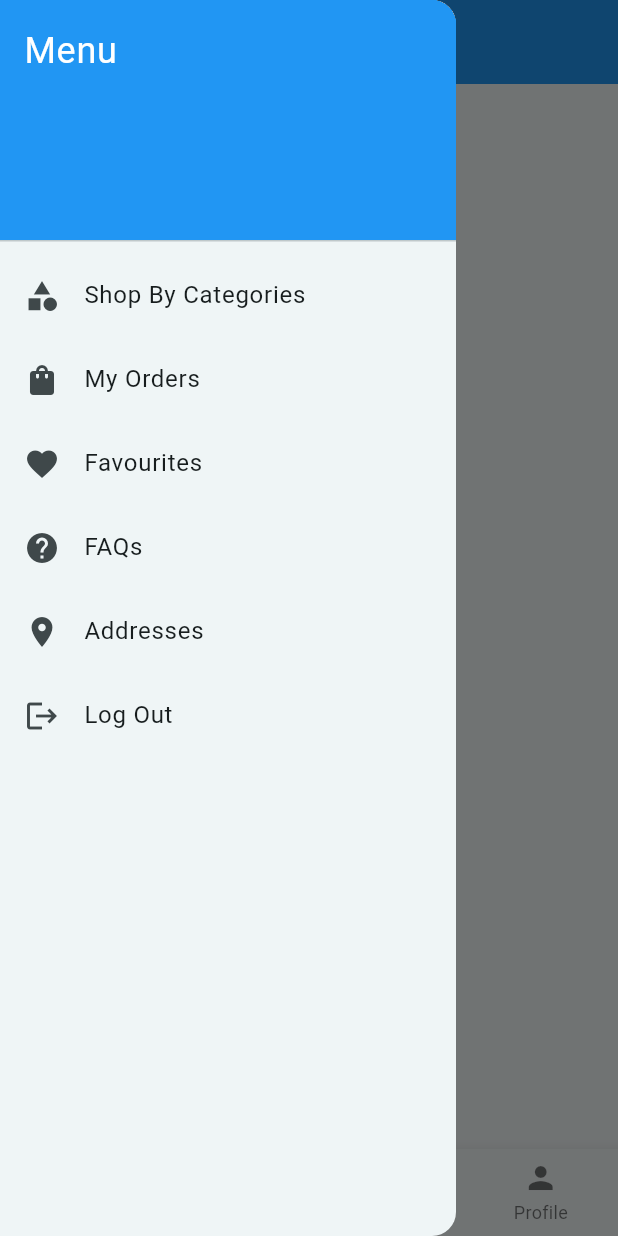
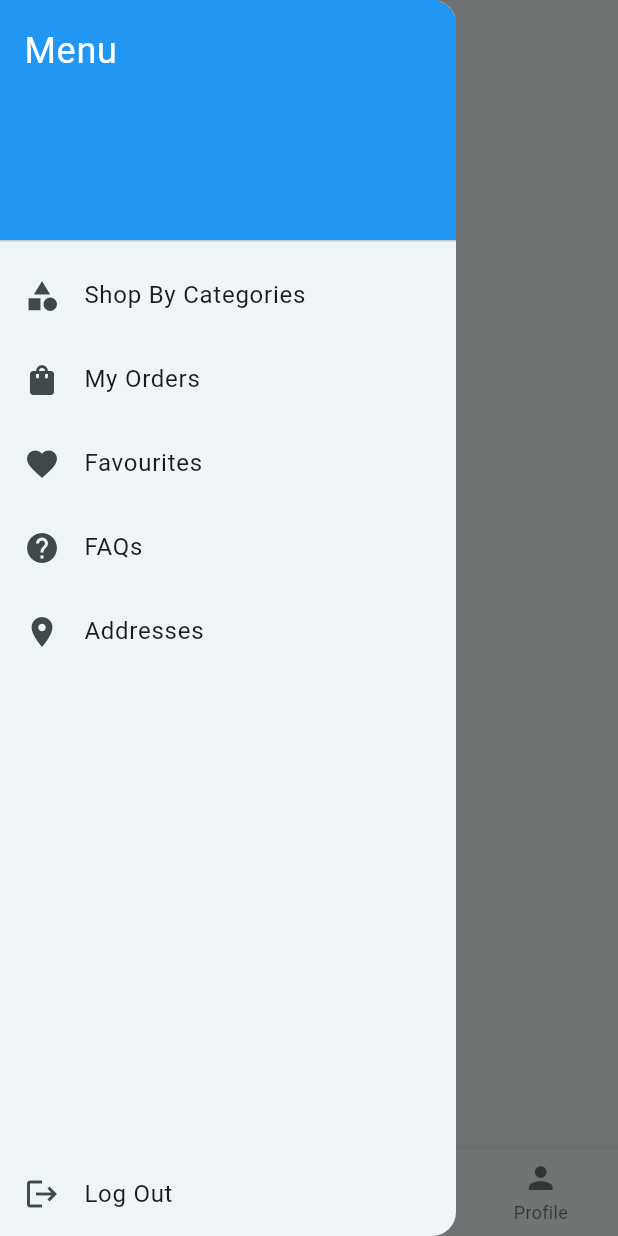
Before and after one commit to gentaananda48/jb_store, a Flutter app: the HistoryScreen screen opened directly, with the side drawer open, on a phone screen of 412 x 824 dp. Run offline on Flutter 3.47's test engine with Material 3 defaults, Android fonts, the phone set to English and light mode, and no system bars; our stand-ins replace flutter_svg.

Commit message:
Conflict fixing from branch bottom_navbar_navigation

```diff
--- a/lib/Components/bottom_navbar.dart
+++ b/lib/Components/bottom_navbar.dart
@@ -23,7 +23,7 @@ class _BottomNavBarState extends State<BottomNavBar> {
     });
 
     // Handle navigation based on the selected index
-    switch (index) {
+    switch (index = _selectedIndex) {
       case 0:
         // Navigate to Home
         Navigator.pop(context);
@@ -85,7 +85,7 @@ class _BottomNavBarState extends State<BottomNavBar> {
         ),
       ],
       currentIndex: _selectedIndex,
-      selectedItemColor: Colors.amber[800],
+      selectedItemColor: Colors.blue,
       onTap: _onItemTapped,
     );
   }
--- a/lib/Components/drawer_widget.dart
+++ b/lib/Components/drawer_widget.dart
@@ -4,13 +4,14 @@ class SidebarDrawer extends StatelessWidget {
   @override
   Widget build(BuildContext context) {
     return Drawer(
-      child: ListView(
-        padding: EdgeInsets.zero,
+      child: Column(
         children: <Widget>[
           DrawerHeader(
             decoration: BoxDecoration(
               color: Colors.blue,
             ),
+            child: Container(
+              width: double.infinity,
               child: Text(
                 'Menu',
                 style: TextStyle(
@@ -19,6 +20,11 @@ class SidebarDrawer extends StatelessWidget {
                 ),
               ),
             ),
+          ),
+          Expanded(
+            child: ListView(
+              padding: EdgeInsets.zero,
+              children: <Widget>[
                 ListTile(
                   leading: Icon(Icons.category),
                   title: Text('Shop By Categories'),
@@ -54,7 +60,9 @@ class SidebarDrawer extends StatelessWidget {
                     // Handle navigation
                   },
                 ),
-          Spacer(),
+              ],
+            ),
+          ),
           ListTile(
             leading: Icon(Icons.logout),
             title: Text('Log Out'),
--- a/lib/transaction/history_screen.dart
+++ b/lib/transaction/history_screen.dart
@@ -30,8 +30,6 @@ class _HistoryScreenState extends State<HistoryScreen> {
     return Scaffold(
       appBar: AppBar(
         title: Text('History'),
-        backgroundColor: Colors.blue,
-        foregroundColor: Colors.white,
       ),
       drawer: SidebarDrawer(),
       body: ListView.builder(
```
Also changed, not shown: lib/Screen/history_order.dart (+0 -11 lines), lib/Screen/order.dart (+4 -4 lines). Lines whose indentation alone changed are shown as unchanged.
